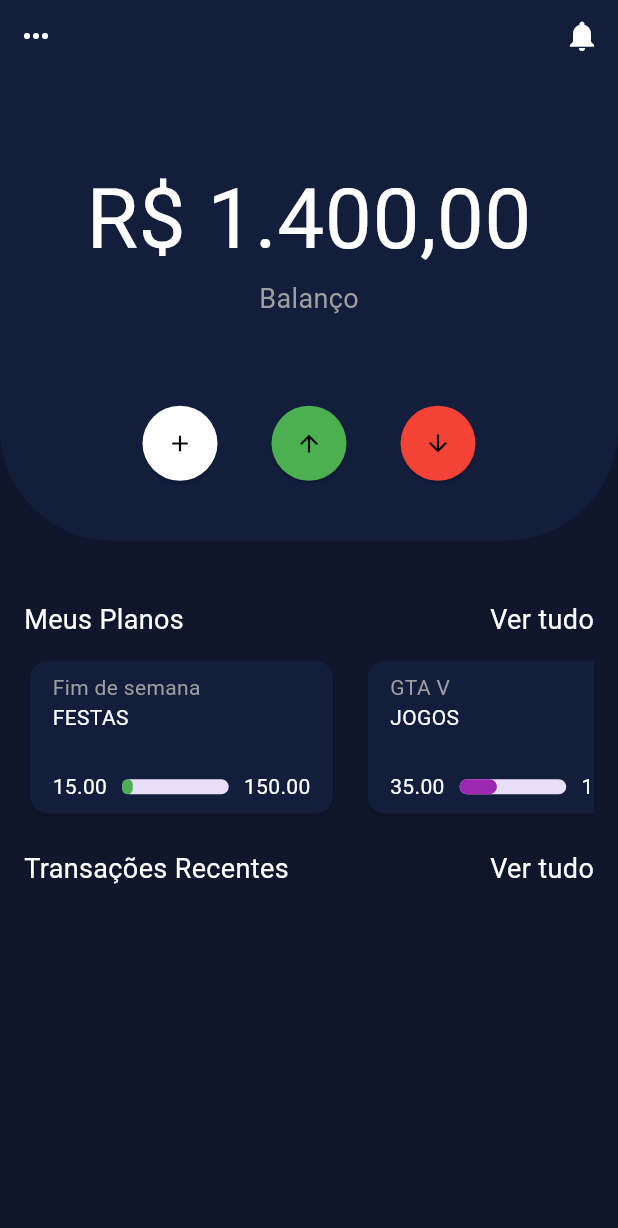
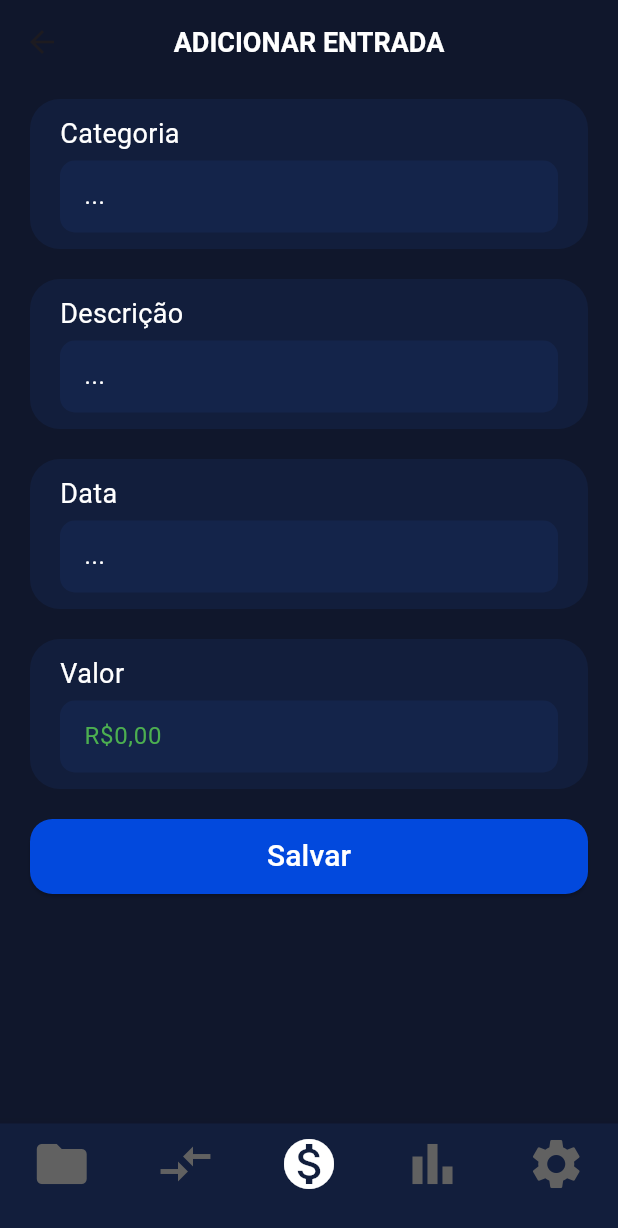
Before and after one commit to Math-GSilva/smart_wallet, a Flutter app: the screen it shows after launch, after a tap on the "arrow upward" icon, on a phone screen of 412 x 824 dp. Shown: the top 1228 px of the screen. Run offline on Flutter 3.47's test engine with Material 2 defaults, Android fonts, the light colour scheme and no system bars; our stand-ins replace sqflite, sqflite_common_ffi; accounts and stored records are empty.

Commit message:
Commit para salvar as alterações.

```diff
--- /dev/null
+++ b/lib/data/DBHelper.dart
@@ -0,0 +1,52 @@
+import 'package:sqflite/sqflite.dart';
+import 'package:path/path.dart';
+
+class DBHelper {
+  static final DBHelper instance = DBHelper._privateConstructor();
+  static Database? _database;
+
+  DBHelper._privateConstructor();
+
+  Future<Database> get database async {
+    if (_database != null) return _database!;
+
+    _database = await _initDatabase();
+    return _database!;
+  }
+
+  Future<Database> _initDatabase() async {
+    final path = join(await getDatabasesPath(), 'smart_wallet_db.db');
+    return await openDatabase(
+      path,
+      version: 1,
+      onCreate: (db, version) async {
+        await db.transaction((txn) async {
+          await txn.execute('''
+            CREATE TABLE IF NOT EXISTS Categoria (
+              id INTEGER PRIMARY KEY AUTOINCREMENT,
+              descricao TEXT
+            )
+          ''');
+          await txn.execute('''
+            CREATE TABLE IF NOT EXISTS Movimentacao (
+              id INTEGER PRIMARY KEY AUTOINCREMENT,
+              categoriaId INTEGER,
+              data TEXT,
+              descricao TEXT,
+              valor REAL,
+              tipo TEXT,
+              FOREIGN KEY (categoriaId) REFERENCES Categoria (id)
+            )
+          ''');
+          await txn.execute('''
+            CREATE TABLE IF NOT EXISTS Saldo (
+              id INTEGER PRIMARY KEY AUTOINCREMENT,
+              saldoAtual REAL,
+              ultimaAtualizacao TEXT
+            )
+          ''');
+        });
+      },
+    );
+  }
+}
--- /dev/null
+++ b/lib/domain/model/categoria_model.dart
@@ -0,0 +1,34 @@
+class Categoria {
+  int id;
+  String descricao;
+
+  Categoria({required this.id, required this.descricao});
+
+  factory Categoria.fromMap(Map<String, dynamic> map) {
+    return Categoria(
+      id: map['id'],
+      descricao: map['descricao'],
+    );
+  }
+
+  Map<String, dynamic> toMap() {
+    return {
+      'id': id,
+      'descricao': descricao,
+    };
+  }
+
+  factory Categoria.fromJson(Map<String, dynamic> json) {
+    return Categoria(
+      id: json['id'],
+      descricao: json['descricao'],
+    );
+  }
+
+  Map<String, dynamic> toJson() {
+    return {
+      'id': id,
+      'descricao': descricao,
+    };
+  }
+}
--- /dev/null
+++ b/lib/domain/model/movimentacao_model.dart
@@ -0,0 +1,61 @@
+class Movimentacao {
+  int? id;
+  int categoriaId;
+  String data;
+  String descricao;
+  double valor;
+  String tipo;
+
+  Movimentacao({
+    this.id,
+    required this.categoriaId,
+    required this.data,
+    required this.descricao,
+    required this.valor,
+    required this.tipo,
+  });
+
+  factory Movimentacao.fromMap(Map<String, dynamic> map) {
+    return Movimentacao(
+      id: map['id'],
+      categoriaId: map['categoriaId'],
+      data: map['data'],
+      descricao: map['descricao'],
+      valor: map['valor'],
+      tipo: map['tipo'],
+    );
+  }
+
+  Map<String, dynamic> toMap() {
+    return {
+      'id': id,
+      'categoriaId': categoriaId,
+      'data': data,
+      'descricao': descricao,
+      'valor': valor,
+      'tipo': tipo,
+    };
+  }
+
+  factory Movimentacao.fromJson(Map<String, dynamic> json) {
+    return Movimentacao(
+      id: json['id'],
+      categoriaId: json['categoriaId'],
+      data: json['data'],
+      descricao: json['descricao'],
+      valor: json['valor'],
+      tipo: json['tipo'],
+    );
+  }
+
+  Map<String, dynamic> toJson() {
+    return {
+      'id': id,
+      'categoriaId': categoriaId,
+      'data': data,
+      'descricao': descricao,
+      'valor': valor,
+      'tipo': tipo,
+    };
+  }
+}
--- /dev/null
+++ b/lib/domain/repository/repository.dart
@@ -0,0 +1,14 @@
+import 'package:sqflite/sqflite.dart';
+
+abstract class Repository<T> {
+
+  final String tableName;
+
+  Repository(this.tableName);
+
+  Future<int> insert(T model);
+  Future<int> update(T model);
+  Future<int> delete(int id);
+  Future<T?> findById(int id);
+  Future<List<T>> getAll();
+}
--- a/lib/main.dart
+++ b/lib/main.dart
@@ -1,7 +1,14 @@
 import 'package:flutter/material.dart';
+import 'package:smart_wallet/data/DBHelper.dart';
 import 'package:smart_wallet/presentation/pages/home_page/home_page_screen.dart';
+import 'package:smart_wallet/presentation/pages/movimentacao_page/movimentacao_screen.dart';
+import 'package:sqflite_common_ffi/sqflite_ffi.dart';
 
-void main() {
+void main() async {
+  WidgetsFlutterBinding.ensureInitialized();
+  final dbHelper = DBHelper.instance;
+  final database = await dbHelper.database;
+
   runApp(const MyApp());
 }
 
@@ -17,7 +24,7 @@ class MyApp extends StatelessWidget {
         colorScheme: ColorScheme.fromSeed(seedColor: Colors.deepPurple),
         useMaterial3: true,
       ),
-      home: const HomePage(),
+      home: HomePage(),
     );
   }
 }
--- /dev/null
+++ b/lib/persistance/categoria_repository_impl.dart
@@ -0,0 +1,58 @@
+import 'package:sqflite/sqflite.dart';
+
+import '../data/DBHelper.dart';
+import '../domain/model/categoria_model.dart';
+import '../domain/repository/repository.dart';
+
+class CategoriaRepository extends Repository<Categoria> {
+  CategoriaRepository(Database database)
+      : super('Categoria');
+
+  @override
+  Future<int> insert(Categoria categoria) async {
+    Database? db = await DBHelper.instance.database;
+    return db.insert(tableName, categoria.toMap());
+  }
+
+  @override
+  Future<int> update(Categoria categoria) async {
+    Database? db = await DBHelper.instance.database;
+    return db.update(
+      tableName,
+      categoria.toMap(),
+      where: 'id = ?',
+      whereArgs: [categoria.id],
+    );
+  }
+
+  @override
+  Future<int> delete(int id) async {
+    Database? db = await DBHelper.instance.database;
+    return db.delete(
+      tableName,
+      where: 'id = ?',
+      whereArgs: [id],
+    );
+  }
+
+  @override
+  Future<Categoria?> findById(int id) async {
+    Database? db = await DBHelper.instance.database;
+    List<Map<String, dynamic>> maps = await db.query(
+      tableName,
+      where: 'id = ?',
+      whereArgs: [id],
+    );
+    if (maps.isEmpty) return null;
+    return Categoria.fromMap(maps.first);
+  }
+
+  @override
+  Future<List<Categoria>> getAll() async {
+    Database? db = await DBHelper.instance.database;
+    List<Map<String, dynamic>> maps = await db.query(tableName);
+    return List.generate(maps.length, (i) {
+      return Categoria.fromMap(maps[i]);
+    });
+  }
+}
--- a/lib/presentation/pages/home_page/home_page_screen.dart
+++ b/lib/presentation/pages/home_page/home_page_screen.dart
@@ -1,48 +1,52 @@
 import 'package:flutter/material.dart';
+import 'package:smart_wallet/presentation/pages/home_page/widgets/card_movimentacao.dart';
 import 'package:smart_wallet/presentation/pages/home_page/widgets/card_plano.dart';
 import 'package:smart_wallet/presentation/pages/home_page/widgets/circle_icon.dart';
 import 'package:smart_wallet/presentation/pages/home_page/widgets/header_icon.dart';
+import 'package:smart_wallet/presentation/pages/home_page/widgets/movimentacao_list_view.dart';
 import 'package:smart_wallet/presentation/pages/home_page/widgets/planos_list_view.dart';
 
 class HomePage extends StatelessWidget {
-  const HomePage({super.key});
+  HomePage({super.key});
 
   @override
   Widget build(BuildContext context) {
-
-
-    return const SafeArea(
+    return SafeArea(
       child: Scaffold(
+        bottomNavigationBar: Theme(
+          data: Theme.of(context).copyWith(
+            canvasColor: Color(0xFF121e3c),
+            primaryColor: Color(0xFF121e3c),
+            splashColor: Color(0xff10172c),
+          ),
+          child: BottomNavigationBar(
+            type: BottomNavigationBarType.fixed,
+            selectedItemColor: Colors.white,
+            unselectedItemColor: Colors.grey.shade700,
+            onTap: (_) {},
+            currentIndex: 2,
+            items: [
+              BottomNavigationBarItem(
+                  icon: Icon(Icons.folder, size: 40), label: ""),
+              BottomNavigationBarItem(
+                  icon: Icon(Icons.compare_arrows, size: 40), label: ""),
+              BottomNavigationBarItem(
+                  icon: Icon(Icons.monetization_on, size: 40), label: ""),
+              BottomNavigationBarItem(
+                  icon: Icon(Icons.bar_chart, size: 40), label: ""),
+              BottomNavigationBarItem(
+                  icon: Icon(Icons.settings, size: 40), label: "")
+            ],
+          ),
+        ),
         backgroundColor: Color(0xff10172c),
         body: Column(
           children: [
+            Expanded(flex: 7, child: HeaderIcon()),
+            Expanded(flex: 4, child: PlanosListView()),
             Expanded(
-                flex: 7,
-                child: HeaderIcon()
-            ),
-            Expanded(
-                flex: 4,
-                child: PlanosListView()),
-            Expanded(
-                flex: 5,
-                child: Padding(
-                  padding: EdgeInsets.only(left: 16, right: 16),
-                  child: Column(
-                    children: [
-                      Row(
-                        mainAxisAlignment: MainAxisAlignment.spaceBetween,
-                        children: [
-                          Text("Transações Recentes",
-                              style:
-                              TextStyle(color: Colors.white, fontSize: 18)),
-                          Text("Ver tudo",
-                              style:
-                              TextStyle(color: Colors.white, fontSize: 18))
-                        ],
-                      ),
-                    ],
-                  ),
-                ))
+                flex: 6,
+                child: MovimentacaoListView())
           ],
         ),
       ),
--- /dev/null
+++ b/lib/presentation/pages/home_page/widgets/card_movimentacao.dart
@@ -0,0 +1,59 @@
+import 'package:flutter/material.dart';
+
+class CardMovimentacao extends StatelessWidget {
+  const CardMovimentacao({super.key});
+
+  @override
+  Widget build(BuildContext context) {
+    return Card(
+        color: const Color(0xff10172c),
+        elevation: 0,
+        child: Row(
+          children: [
+            Container(
+              width: 35,
+              height: 35,
+              decoration: const BoxDecoration(
+                shape: BoxShape.circle,
+                color: Colors.red,
+              ),
+              child: Icon(
+                Icons.arrow_downward_outlined,
+                color: Colors.white,
+                size: 20,
+              ),
+            ),
+            const Expanded(
+                flex: 4,
+                child: Padding(
+                  padding: EdgeInsets.symmetric(horizontal: 10, vertical: 5),
+                  child: Row(
+                    children: [
+                      Column(
+                        crossAxisAlignment: CrossAxisAlignment.start,
+                        children: [
+                          Text("Delivery", textAlign: TextAlign.left ,style: TextStyle(color: Colors.white, fontSize: 14)),
+                          Text("Comida", textAlign: TextAlign.left ,style: TextStyle(color: Colors.grey, fontSize: 12)),
+                        ],
+                      )
+                    ],
+                  ),
+                )),
+            Expanded(
+                flex: 2,
+                child: Row(
+                  mainAxisAlignment: MainAxisAlignment.end,
+                  children: [
+                    Column(
+                      crossAxisAlignment: CrossAxisAlignment.end,
+                      children: [
+                        Text(349.toStringAsFixed(2), textAlign: TextAlign.right ,style: const TextStyle(color: Colors.red, fontSize: 14)),
+                        const Text("Hoje", textAlign: TextAlign.right ,style: TextStyle(color: Colors.grey, fontSize: 12)),
+                      ],
+                    )
+                  ],
+                ))
+          ],
+        ));
+  }
+}
--- a/lib/presentation/pages/home_page/widgets/circle_icon.dart
+++ b/lib/presentation/pages/home_page/widgets/circle_icon.dart
@@ -4,7 +4,7 @@ class CircleIcon extends StatelessWidget {
   final IconData icon;
   final Color color;
   final double size;
-  final void Function() onPressed;
+  final void Function()? onPressed;
   const CircleIcon({super.key, required this.color, required this.icon, required this.size, required this.onPressed});
 
   @override
--- a/lib/presentation/pages/home_page/widgets/header_icon.dart
+++ b/lib/presentation/pages/home_page/widgets/header_icon.dart
@@ -1,4 +1,5 @@
 import 'package:flutter/material.dart';
+import 'package:smart_wallet/presentation/pages/movimentacao_page/movimentacao_screen.dart';
 
 import 'circle_icon.dart';
 
@@ -60,9 +61,27 @@ class HeaderIcon extends StatelessWidget {
                 child: Row(
                   mainAxisAlignment: MainAxisAlignment.center,
                   children: [
-                        CircleIcon(color: Colors.white, icon: Icons.add, size: 50, onPressed: (){},),
-                        CircleIcon(color: Colors.green, icon: Icons.arrow_upward_outlined, size: 50,onPressed: (){}),
-                        CircleIcon(color: Colors.red, icon: Icons.arrow_downward_outlined, size: 50,onPressed: (){})
+                    CircleIcon(
+                      color: Colors.white,
+                      icon: Icons.add,
+                      size: 50,
+                      onPressed: () {},
+                    ),
+                    CircleIcon(
+                        color: Colors.green,
+                        icon: Icons.arrow_upward_outlined,
+                        size: 50,
+                        onPressed: () {
+                          Navigator.push(
+                            context,
+                            MaterialPageRoute(builder: (context) => const MovimentacaoScreen()),
+                          );
+                        }),
+                    CircleIcon(
+                        color: Colors.red,
+                        icon: Icons.arrow_downward_outlined,
+                        size: 50,
+                        onPressed: () {})
                   ],
                 ),
               )
--- /dev/null
+++ b/lib/presentation/pages/home_page/widgets/movimentacao_list_view.dart
@@ -0,0 +1,39 @@
+import 'package:flutter/material.dart';
+
+import 'card_movimentacao.dart';
+
+class MovimentacaoListView extends StatelessWidget {
+  const MovimentacaoListView({super.key});
+
+  @override
+  Widget build(BuildContext context) {
+    return Padding(
+      padding: EdgeInsets.only(left: 16, right: 16),
+      child: Column(
+        children: [
+          Row(
+            mainAxisAlignment: MainAxisAlignment.spaceBetween,
+            children: [
+              Text("Transações Recentes",
+                  style:
+                  TextStyle(color: Colors.white, fontSize: 18)),
+              Text("Ver tudo",
+                  style:
+                  TextStyle(color: Colors.white, fontSize: 18))
+            ],
+          ),
+          Expanded(
+            child: ListView.builder(
+              shrinkWrap: true,
+              scrollDirection: Axis.vertical,
+              itemCount: 20,
+              itemBuilder: (context, index) {
+                return CardMovimentacao();
+              },
+            ),
+          )
+        ],
+      ),
+    );
+  }
+}
--- a/lib/presentation/pages/home_page/widgets/planos_list_view.dart
+++ b/lib/presentation/pages/home_page/widgets/planos_list_view.dart
@@ -28,7 +28,7 @@ class PlanosListView extends StatelessWidget {
   @override
   Widget build(BuildContext context) {
     return Padding(
-      padding: const EdgeInsets.only(left: 16, right: 16, top: 40),
+      padding: const EdgeInsets.only(left: 16, right: 16, top: 20),
       child: Column(
         children: [
           const Row(
--- /dev/null
+++ b/lib/presentation/pages/movimentacao_page/movimentacao_screen.dart
@@ -0,0 +1,79 @@
+import 'package:flutter/material.dart';
+import 'package:smart_wallet/domain/model/movimentacao_model.dart';
+import 'package:smart_wallet/persistance/movimentacao_repository_impl.dart';
+import 'package:smart_wallet/presentation/pages/movimentacao_page/widgets/custom_text_field.dart';
+
+class MovimentacaoScreen extends StatelessWidget {
+  const MovimentacaoScreen({super.key});
+
+  @override
+  Widget build(BuildContext context) {
+    return SafeArea(
+      child: Scaffold(
+        appBar: AppBar(
+
+          backgroundColor: Colors.transparent,
+          elevation: 0,
+          title: Text("ADICIONAR ENTRADA", style: TextStyle(color: Colors.white, fontWeight: FontWeight.bold, fontSize: 18),),
+          centerTitle: true,
+        ),
+        bottomNavigationBar: Theme(
+          data: Theme.of(context).copyWith(
+            canvasColor: Color(0xFF121e3c),
+            primaryColor: Color(0xFF121e3c),
+            splashColor: Color(0xff10172c),
+          ),
+          child: BottomNavigationBar(
+            type: BottomNavigationBarType.fixed,
+            selectedItemColor: Colors.white,
+            unselectedItemColor: Colors.grey.shade700,
+            onTap: (_) {},
+            currentIndex: 2,
+            items: [
+              BottomNavigationBarItem(
+                  icon: Icon(Icons.folder, size: 40), label: ""),
+              BottomNavigationBarItem(
+                  icon: Icon(Icons.compare_arrows, size: 40), label: ""),
+              BottomNavigationBarItem(
+                  icon: Icon(Icons.monetization_on, size: 40), label: ""),
+              BottomNavigationBarItem(
+                  icon: Icon(Icons.bar_chart, size: 40), label: ""),
+              BottomNavigationBarItem(
+                  icon: Icon(Icons.settings, size: 40), label: "")
+            ],
+          ),
+        ),
+        backgroundColor: Color(0xff10172c),
+        body: SingleChildScrollView(
+          child: Column(
+            children: [
+              CustomTextField(title: "Categoria", hint: "..."),
+              CustomTextField(title: "Descrição", hint: "..."),
+              CustomTextField(title: "Data", hint: "..."),
+              CustomTextField(title: "Valor", hint: "R\$0,00", corTexto: Colors.green,),
+              Padding(
+                padding: const EdgeInsets.symmetric(horizontal: 20.0, vertical: 10),
+                child: ElevatedButton(
+                  style: ElevatedButton.styleFrom(
+                    backgroundColor: Color(0xff0249dd),
+                    minimumSize: const Size.fromHeight(50),
+                    shape: RoundedRectangleBorder(
+                      borderRadius: BorderRadius.circular(15),
+                    ),
+                  ),
+                  onPressed: () async {
+                    await MovimentacaoRepository().insert(Movimentacao(id: null, valor: 100, tipo: "1", descricao: "teste", data: DateTime.now().toString(), categoriaId: 1));
+                  },
+                  child: const Text(
+                    'Salvar',
+                    style: TextStyle(fontSize: 20,color: Colors.white),
+                  ),
+                ),
+              ),
+            ],
+          ),
+        ),
+      ),
+    );
+  }
+}
--- /dev/null
+++ b/lib/presentation/pages/movimentacao_page/widgets/custom_text_field.dart
@@ -0,0 +1,58 @@
+import 'package:flutter/material.dart';
+
+class CustomTextField extends StatelessWidget {
+  final String title;
+  final String hint;
+  final Color corTitle;
+  final Color corTexto;
+  const CustomTextField({super.key, this.title = "", this.hint = "", this.corTexto = Colors.white, this.corTitle = Colors.white});
+
+  @override
+  Widget build(BuildContext context) {
+    return Padding(
+      padding: const EdgeInsets.symmetric(horizontal: 20.0, vertical: 10),
+      child: Row(
+        mainAxisAlignment: MainAxisAlignment.start,
+        children: [
+          Expanded(
+            child: Container(
+              decoration: BoxDecoration(
+                color: const Color(0xff121e3c),
+                borderRadius: BorderRadius.circular(20),
+              ),
+              height: 100,
+              child: Padding(
+                padding: const EdgeInsets.symmetric(horizontal: 20),
+                child: Column(
+                  crossAxisAlignment: CrossAxisAlignment.start,
+                  children: [
+                    Padding(
+                      padding: const EdgeInsets.only(bottom:5, top: 10),
+                      child: Text(title, style: TextStyle(color: corTitle, fontSize: 18)),
+                    ),
+                    Container(
+                      decoration: BoxDecoration(
+                        color: Color.fromARGB(255, 20, 36, 74),
+                        borderRadius: BorderRadius.circular(10),
+                      ),
+                      child: TextField(
+                        decoration: InputDecoration(
+                          filled: true,
+                          fillColor: Colors.transparent,
+                          border: InputBorder.none,
+                          hintText: hint,
+                          hintStyle: TextStyle(color: corTexto),
+                        ),
+                        style: TextStyle(color: corTexto),
+                      ),
+                    )
+                  ],
+                ),
+              ),
+            ),
+          ),
+        ],
+      ),
+    );
+  }
+}
--- a/pubspec.yaml
+++ b/pubspec.yaml
@@ -35,6 +35,9 @@ dependencies:
   # The following adds the Cupertino Icons font to your application.
   # Use with the CupertinoIcons class for iOS style icons.
   cupertino_icons: ^1.0.2
+  sqflite: ^2.3.0
+  sqflite_common_ffi: any
+  sqlite3_flutter_libs: ^0.5.17
 
 dev_dependencies:
   flutter_test:
```
Also changed, not shown: lib/domain/model/saldo_model.dart (added, +43 -0 lines), lib/persistance/movimentacao_repository_impl.dart (added, +58 -0 lines), lib/persistance/saldo_repository_impl.dart (added, +58 -0 lines), pubspec.lock, 5 other files. Lines whose indentation alone changed are shown as unchanged.
